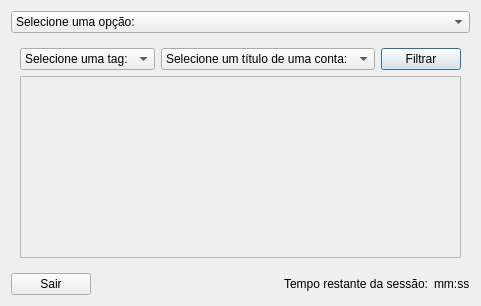
The window that menu.ui (GabFMM/Gerenciador_de_senhas) describes before a commit, drawn with Qt 5.
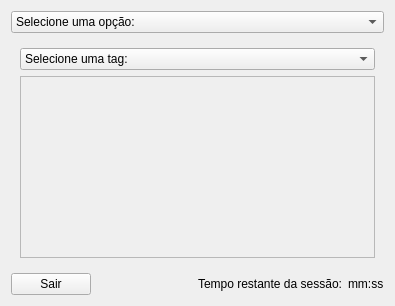
The same window after the commit. The open tabs and pages were chosen to show the change. Icons and pictures are not drawn.

Commit message: Correção do filtro em editar e remover conta

```diff
--- a/menu.ui
+++ b/menu.ui
@@ -82,22 +82,6 @@
            </item>
           </widget>
          </item>
-         <item>
-          <widget class="QComboBox" name="SelecTituloMC">
-           <item>
-            <property name="text">
-             <string>Selecione um título de uma conta:</string>
-            </property>
-           </item>
-          </widget>
-         </item>
-         <item>
-          <widget class="QPushButton" name="BotaoFiltrarMC">
-           <property name="text">
-            <string>Filtrar</string>
-           </property>
-          </widget>
-         </item>
         </layout>
        </item>
        <item>
```
Left out of the diff: 8 changed lines with no effect on the pictures. The commit also changes 2 other files.
